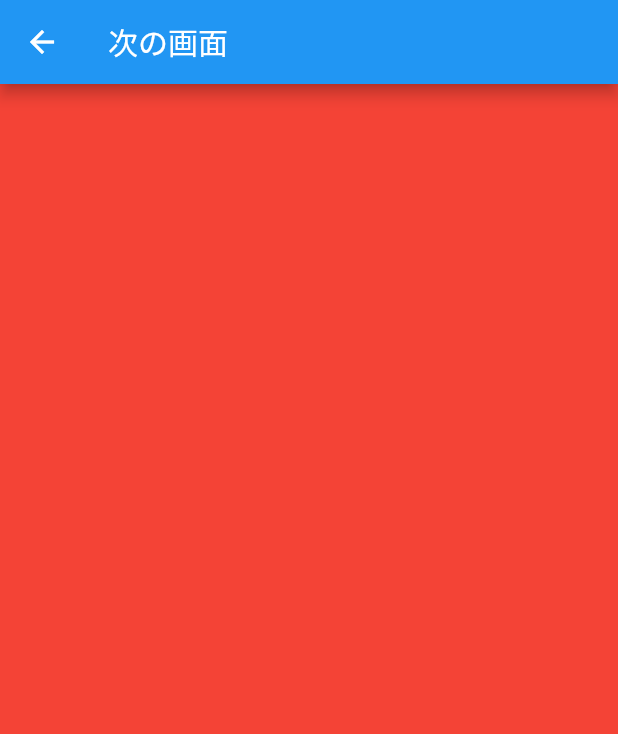
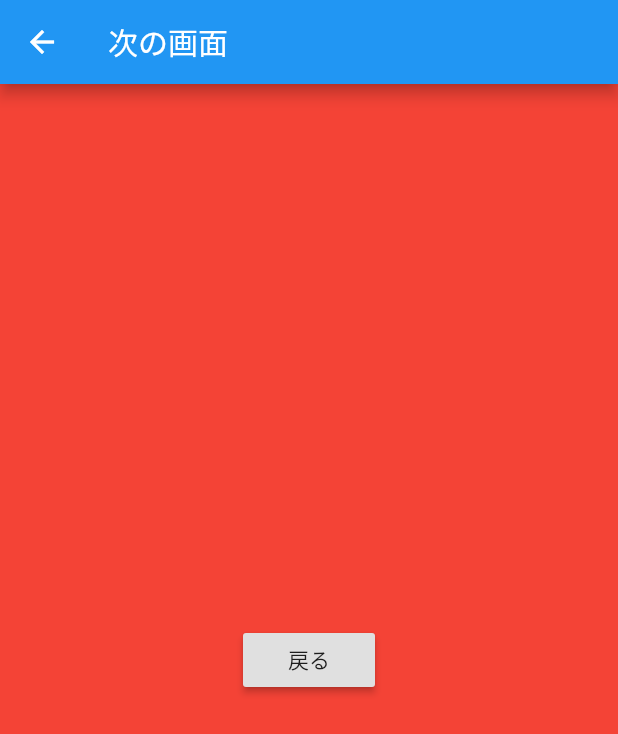
Before and after one commit to 11miyassie/first_flutter_app, a Flutter app: the NextPage screen opened directly, on a phone screen of 412 x 824 dp. Shown: the top 734 px of the screen. Run offline on Flutter 3.47's test engine with Material 2 defaults, Android fonts, the phone set to English and light mode, and no system bars.

```diff
--- a/lib/next_page.dart
+++ b/lib/next_page.dart
@@ -10,6 +10,14 @@ class NextPage extends StatelessWidget {
       body: Container(
         height: double.infinity,
         color: Colors.red,
+        child: Center(
+          child: RaisedButton(
+            child: Text('戻る'),
+            onPressed: (){
+              Navigator.pop(context);
+            },
+          ),
+        ),
       ),
     );
   }
```
Also changed, not shown: 1 other file.
